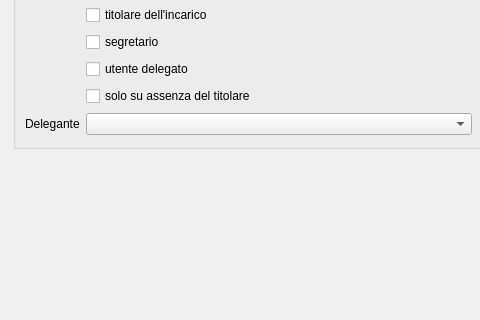
This is src/com/axiastudio/suite/procedimenti/forms/delega.ui in tizianolattisi/suitegda as Qt 5 draws it before an edit; both pictures show x 0 to 480 and y 287 to 607 of the 787 by 607 pixel window. The edited form follows.
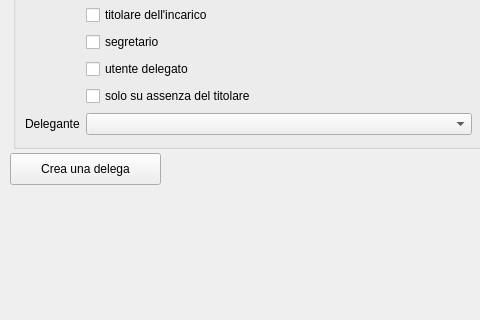
This is the edited form. Custom widgets are drawn as their Qt base class.

Commit message: Aggiunta del codice carica, e preparazione dati demo per l'aggiornamento delle funzionalità di delega personale.

```diff
--- a/src/com/axiastudio/suite/procedimenti/forms/delega.ui
+++ b/src/com/axiastudio/suite/procedimenti/forms/delega.ui
@@ -228,6 +228,19 @@
      </item>
     </layout>
    </widget>
+   <widget class="QPushButton" name="pushButton_creaDelega">
+    <property name="geometry">
+     <rect>
+      <x>10</x>
+      <y>440</y>
+      <width>151</width>
+      <height>32</height>
+     </rect>
+    </property>
+    <property name="text">
+     <string>Crea una delega</string>
+    </property>
+   </widget>
   </widget>
  </widget>
  <customwidgets>
```
Left out of the diff: 8 changed lines with no effect on the pictures. The commit also changes 7 other files.
